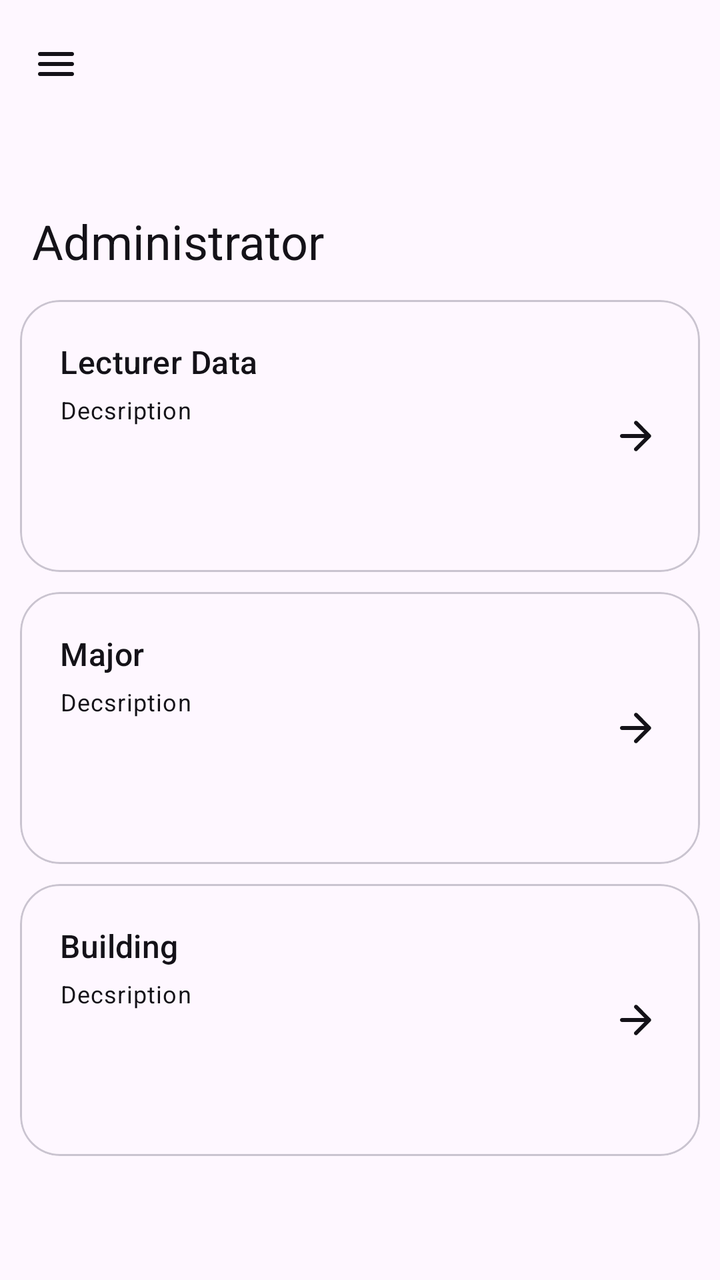
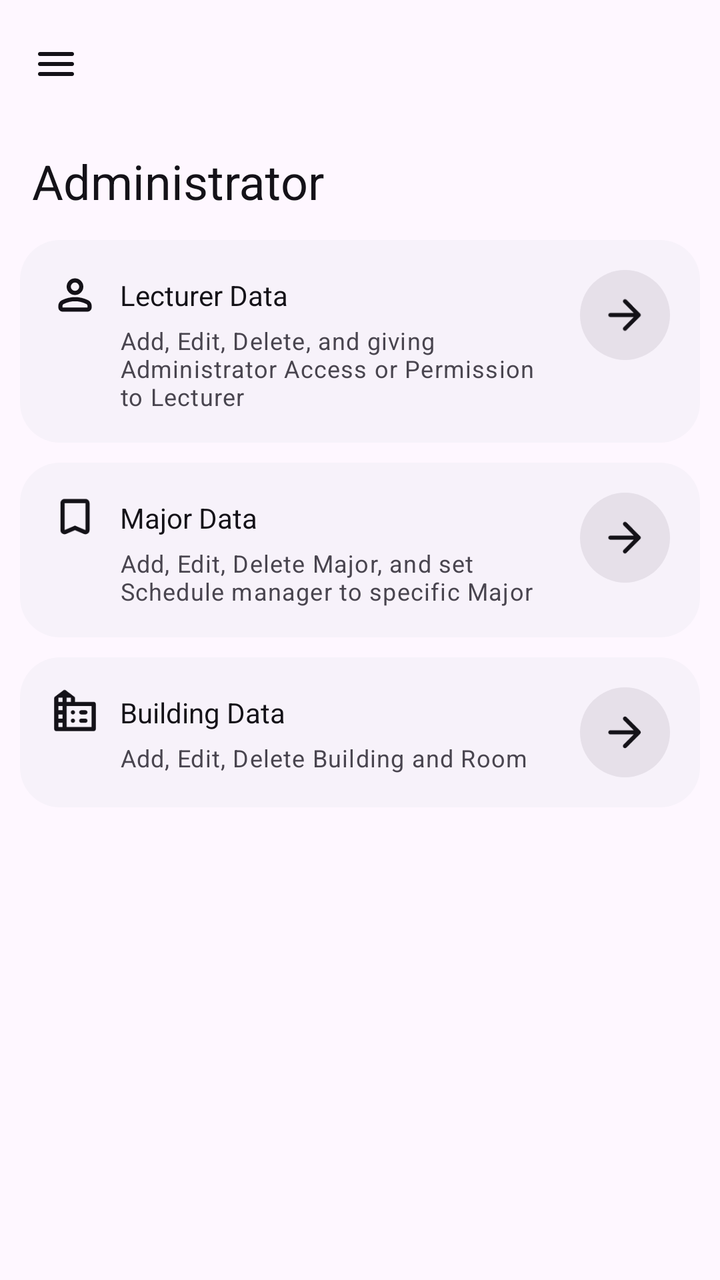

The first picture is an Android layout as it rendered before a commit; the second is the same layout after the commit. The layout source and the unified diff follow.
<!-- AndroidManifest.xml: application theme Theme.Scheduler -->
<!-- res/layout/fragment_administrator.xml -->
<?xml version="1.0" encoding="utf-8"?>
<androidx.coordinatorlayout.widget.CoordinatorLayout xmlns:android="http://schemas.android.com/apk/res/android"
    xmlns:app="http://schemas.android.com/apk/res-auto"
    xmlns:tools="http://schemas.android.com/tools"
    android:id="@+id/coordinatorLayout"
    android:layout_width="match_parent"
    android:layout_height="match_parent"
    android:transitionGroup="true">

    <com.google.android.material.appbar.AppBarLayout
        android:layout_width="match_parent"
        android:layout_height="wrap_content"
        android:theme="@style/ThemeOverlay.AppCompat.Dark.ActionBar">

        <com.google.android.material.appbar.CollapsingToolbarLayout
            android:id="@+id/clToolBar"
            android:background="?attr/colorSurface"
            android:layout_width="match_parent"
            android:layout_height="150dp"
            app:layout_scrollFlags="scroll|exitUntilCollapsed"
            app:title="Administrator"
            app:titleCollapseMode="scale"
            app:expandedTitleMarginBottom="20dp">

            <com.google.android.material.appbar.MaterialToolbar
                android:id="@+id/toolBar"
                android:background="?attr/colorSurface"
                android:layout_width="match_parent"
                android:layout_height="?attr/actionBarSize"
                app:layout_collapseMode="pin"
                app:navigationIcon="@drawable/menu">

            </com.google.android.material.appbar.MaterialToolbar>

        </com.google.android.material.appbar.CollapsingToolbarLayout>

    </com.google.android.material.appbar.AppBarLayout>

    
    <androidx.core.widget.NestedScrollView
        android:id="@+id/nestedScrollView"
        android:layout_width="match_parent"
        android:layout_height="wrap_content"
        app:layout_behavior="@string/appbar_scrolling_view_behavior">

        <LinearLayout
            android:orientation="vertical"
            android:layout_width="match_parent"
            android:layout_height="match_parent">

            <LinearLayout
                android:layout_width="match_parent"
                android:layout_height="wrap_content"
                android:paddingStart="10dp"
                android:paddingEnd="10dp"
                android:orientation="vertical">

                <com.google.android.material.card.MaterialCardView
                    android:id="@+id/btnLecturer"
                    android:layout_width="match_parent"
                    android:layout_height="wrap_content"
                    android:clickable="true"
                    android:focusable="true"
                    app:cardCornerRadius="20dp">

                    <androidx.constraintlayout.widget.ConstraintLayout
                        android:layout_width="match_parent"
                        android:layout_height="wrap_content"
                        android:padding="20dp">

                        <TextView
                            android:id="@+id/tvLecturer"
                            android:layout_marginEnd="10dp"
                            android:layout_width="0dp"
                            android:layout_height="wrap_content"
                            android:text="Lecturer Data"
                            android:textAppearance="?attr/textAppearanceTitleMedium"
                            app:layout_constraintEnd_toStartOf="@+id/imageView2"
                            app:layout_constraintStart_toStartOf="parent"
                            app:layout_constraintTop_toTopOf="parent" />

                        <TextView
                            android:id="@+id/tvLecturerDescription"
                            android:layout_marginTop="5dp"
                            android:layout_width="0dp"
                            android:layout_height="wrap_content"
                            android:text="Decsription"
                            android:textAppearance="?attr/textAppearanceBodySmall"
                            app:layout_constraintEnd_toEndOf="@+id/tvLecturer"
                            app:layout_constraintStart_toStartOf="@+id/tvLecturer"
                            app:layout_constraintTop_toBottomOf="@+id/tvLecturer" />

                        <ImageView
                            android:id="@+id/imageView2"
                            android:layout_width="wrap_content"
                            android:layout_height="96dp"
                            android:src="@drawable/next"
                            app:layout_constraintBottom_toBottomOf="parent"
                            app:layout_constraintEnd_toEndOf="parent"
                            app:layout_constraintTop_toTopOf="parent" />

                    </androidx.constraintlayout.widget.ConstraintLayout>

                </com.google.android.material.card.MaterialCardView>

                <com.google.android.material.card.MaterialCardView
                    android:id="@+id/btnMajor"
                    android:layout_marginTop="10dp"
                    android:layout_width="match_parent"
                    android:layout_height="wrap_content"
                    android:clickable="true"
                    android:focusable="true"
                    app:cardCornerRadius="20dp">

                    <androidx.constraintlayout.widget.ConstraintLayout
                        android:layout_width="match_parent"
                        android:layout_height="wrap_content"
                        android:padding="20dp">

                        <TextView
                            android:id="@+id/tvMajor"
                            android:layout_marginEnd="10dp"
                            android:layout_width="0dp"
                            android:layout_height="wrap_content"
                            android:text="Major"
                            android:textAppearance="?attr/textAppearanceTitleMedium"
                            app:layout_constraintEnd_toStartOf="@+id/imageView3"
                            app:layout_constraintStart_toStartOf="parent"
                            app:layout_constraintTop_toTopOf="parent" />

                        <TextView
                            android:id="@+id/tvMajorDescription"
                            android:layout_marginTop="5dp"
                            android:layout_width="0dp"
                            android:layout_height="wrap_content"
                            android:text="Decsription"
                            android:textAppearance="?attr/textAppearanceBodySmall"
                            app:layout_constraintEnd_toEndOf="@+id/tvMajor"
                            app:layout_constraintStart_toStartOf="@+id/tvMajor"
                            app:layout_constraintTop_toBottomOf="@+id/tvMajor" />

                        <ImageView
                            android:id="@+id/imageView3"
                            android:layout_width="wrap_content"
                            android:layout_height="96dp"
                            android:src="@drawable/next"
                            app:layout_constraintBottom_toBottomOf="parent"
                            app:layout_constraintEnd_toEndOf="parent"
                            app:layout_constraintTop_toTopOf="parent" />

                    </androidx.constraintlayout.widget.ConstraintLayout>

                </com.google.android.material.card.MaterialCardView>

                <com.google.android.material.card.MaterialCardView
                    android:id="@+id/btnBuilding"
                    android:layout_marginTop="10dp"
                    android:layout_width="match_parent"
                    android:layout_height="wrap_content"
                    android:clickable="true"
                    android:focusable="true"
                    app:cardCornerRadius="20dp">

                    <androidx.constraintlayout.widget.ConstraintLayout
                        android:layout_width="match_parent"
                        android:layout_height="wrap_content"
                        android:padding="20dp">

                        <TextView
                            android:id="@+id/tvBuilding"
                            android:layout_marginEnd="10dp"
                            android:layout_width="0dp"
                            android:layout_height="wrap_content"
                            android:text="Building"
                            android:textAppearance="?attr/textAppearanceTitleMedium"
                            app:layout_constraintEnd_toStartOf="@+id/imageView4"
                            app:layout_constraintStart_toStartOf="parent"
                            app:layout_constraintTop_toTopOf="parent" />

                        <TextView
                            android:id="@+id/tvBuildingDescription"
                            android:layout_marginTop="5dp"
                            android:layout_width="0dp"
                            android:layout_height="wrap_content"
                            android:text="Decsription"
                            android:textAppearance="?attr/textAppearanceBodySmall"
                            app:layout_constraintEnd_toEndOf="@+id/tvBuilding"
                            app:layout_constraintStart_toStartOf="@+id/tvBuilding"
                            app:layout_constraintTop_toBottomOf="@+id/tvBuilding" />

                        <ImageView
                            android:id="@+id/imageView4"
                            android:layout_width="wrap_content"
                            android:layout_height="96dp"
                            android:src="@drawable/next"
                            app:layout_constraintBottom_toBottomOf="parent"
                            app:layout_constraintEnd_toEndOf="parent"
                            app:layout_constraintTop_toTopOf="parent" />

                    </androidx.constraintlayout.widget.ConstraintLayout>

                </com.google.android.material.card.MaterialCardView>

            </LinearLayout>

        </LinearLayout>

    </androidx.core.widget.NestedScrollView>

</androidx.coordinatorlayout.widget.CoordinatorLayout>
<!-- resources referenced by this layout -->
<resources>
  <!-- unchanged entries left out for length: 4 -->
</resources>

<!-- the commit's change to res/layout/fragment_administrator.xml (unified diff, before → after) -->
@@ -16,7 +16,7 @@
             android:id="@+id/clToolBar"
             android:background="?attr/colorSurface"
             android:layout_width="match_parent"
-            android:layout_height="150dp"
+            android:layout_height="120dp"
             app:layout_scrollFlags="scroll|exitUntilCollapsed"
             app:title="Administrator"
             app:titleCollapseMode="scale"
@@ -55,151 +55,175 @@
                 android:paddingEnd="10dp"
                 android:orientation="vertical">
 
-                <com.google.android.material.card.MaterialCardView
-                    android:id="@+id/btnLecturer"
+                <androidx.constraintlayout.widget.ConstraintLayout
+                    android:background="@drawable/bg_card"
                     android:layout_width="match_parent"
                     android:layout_height="wrap_content"
-                    android:clickable="true"
-                    android:focusable="true"
-                    app:cardCornerRadius="20dp">
-
-                    <androidx.constraintlayout.widget.ConstraintLayout
-                        android:layout_width="match_parent"
-                        android:layout_height="wrap_content"
-                        android:padding="20dp">
-
-                        <TextView
-                            android:id="@+id/tvLecturer"
-                            android:layout_marginEnd="10dp"
-                            android:layout_width="0dp"
-                            android:layout_height="wrap_content"
-                            android:text="Lecturer Data"
-                            android:textAppearance="?attr/textAppearanceTitleMedium"
-                            app:layout_constraintEnd_toStartOf="@+id/imageView2"
-                            app:layout_constraintStart_toStartOf="parent"
-                            app:layout_constraintTop_toTopOf="parent" />
-
-                        <TextView
-                            android:id="@+id/tvLecturerDescription"
-                            android:layout_marginTop="5dp"
-                            android:layout_width="0dp"
-                            android:layout_height="wrap_content"
-                            android:text="Decsription"
-                            android:textAppearance="?attr/textAppearanceBodySmall"
-                            app:layout_constraintEnd_toEndOf="@+id/tvLecturer"
-                            app:layout_constraintStart_toStartOf="@+id/tvLecturer"
-                            app:layout_constraintTop_toBottomOf="@+id/tvLecturer" />
+                    android:padding="15dp">
+
+                    <ImageView
+                        android:id="@+id/imageView5"
+                        android:layout_width="25dp"
+                        android:layout_height="25dp"
+                        android:src="@drawable/profile"
+                        app:layout_constraintStart_toStartOf="parent"
+                        app:layout_constraintTop_toTopOf="parent" />
+
+                    <TextView
+                        android:id="@+id/tvLecturer"
+                        android:layout_marginStart="10dp"
+                        android:layout_width="0dp"
+                        android:layout_height="wrap_content"
+                        android:layout_marginEnd="10dp"
+                        android:text="Lecturer Data"
+                        app:layout_constraintBottom_toBottomOf="@+id/imageView5"
+                        app:layout_constraintEnd_toStartOf="@+id/btnLecturer"
+                        app:layout_constraintStart_toEndOf="@+id/imageView5"
+                        app:layout_constraintTop_toTopOf="@+id/imageView5" />
+
+                    <TextView
+                        android:id="@+id/tvLecturerDescription"
+                        android:layout_marginTop="5dp"
+                        android:layout_width="0dp"
+                        android:layout_height="wrap_content"
+                        android:text="@string/lecturerDataDescription"
+                        android:textAppearance="?attr/textAppearanceBodySmall"
+                        android:textColor="?attr/colorOnSurfaceVariant"
+                        app:layout_constraintEnd_toEndOf="@+id/tvLecturer"
+                        app:layout_constraintStart_toStartOf="@+id/tvLecturer"
+                        app:layout_constraintTop_toBottomOf="@+id/tvLecturer" />
+
+                    <LinearLayout
+                        android:id="@+id/btnLecturer"
+                        android:layout_width="wrap_content"
+                        android:layout_height="wrap_content"
+                        android:background="@drawable/bg_button"
+                        app:layout_constraintEnd_toEndOf="parent"
+                        app:layout_constraintTop_toTopOf="parent">
 
                         <ImageView
-                            android:id="@+id/imageView2"
-                            android:layout_width="wrap_content"
-                            android:layout_height="96dp"
-                            android:src="@drawable/next"
-                            app:layout_constraintBottom_toBottomOf="parent"
-                            app:layout_constraintEnd_toEndOf="parent"
-                            app:layout_constraintTop_toTopOf="parent" />
-
-                    </androidx.constraintlayout.widget.ConstraintLayout>
-
-                </com.google.android.material.card.MaterialCardView>
-
-                <com.google.android.material.card.MaterialCardView
-                    android:id="@+id/btnMajor"
+                            android:layout_width="25dp"
+                            android:layout_height="25dp"
+                            android:layout_margin="10dp"
+                            android:src="@drawable/next" />
+
+                    </LinearLayout>
+
+                </androidx.constraintlayout.widget.ConstraintLayout>
+
+                <androidx.constraintlayout.widget.ConstraintLayout
                     android:layout_marginTop="10dp"
+                    android:background="@drawable/bg_card"
                     android:layout_width="match_parent"
                     android:layout_height="wrap_content"
-                    android:clickable="true"
-                    android:focusable="true"
-                    app:cardCornerRadius="20dp">
-
-                    <androidx.constraintlayout.widget.ConstraintLayout
-                        android:layout_width="match_parent"
-                        android:layout_height="wrap_content"
-                        android:padding="20dp">
-
-                        <TextView
-                            android:id="@+id/tvMajor"
-                            android:layout_marginEnd="10dp"
-                            android:layout_width="0dp"
-                            android:layout_height="wrap_content"
-                            android:text="Major"
-                            android:textAppearance="?attr/textAppearanceTitleMedium"
-                            app:layout_constraintEnd_toStartOf="@+id/imageView3"
-                            app:layout_constraintStart_toStartOf="parent"
-                            app:layout_constraintTop_toTopOf="parent" />
-
-                        <TextView
-                            android:id="@+id/tvMajorDescription"
-                            android:layout_marginTop="5dp"
-                            android:layout_width="0dp"
-                            android:layout_height="wrap_content"
-                            android:text="Decsription"
-                            android:textAppearance="?attr/textAppearanceBodySmall"
-                            app:layout_constraintEnd_toEndOf="@+id/tvMajor"
-                            app:layout_constraintStart_toStartOf="@+id/tvMajor"
-                            app:layout_constraintTop_toBottomOf="@+id/tvMajor" />
+                    android:padding="15dp">
+
+                    <ImageView
+                        android:id="@+id/imageView6"
+                        android:layout_width="25dp"
+                        android:layout_height="25dp"
+                        android:src="@drawable/major"
+                        app:layout_constraintStart_toStartOf="parent"
+                        app:layout_constraintTop_toTopOf="parent" />
+
+                    <TextView
+                        android:id="@+id/tvMajor"
+                        android:layout_marginStart="10dp"
+                        android:layout_width="0dp"
+                        android:layout_height="wrap_content"
+                        android:layout_marginEnd="10dp"
+                        android:text="Major Data"
+                        app:layout_constraintBottom_toBottomOf="@+id/imageView6"
+                        app:layout_constraintEnd_toStartOf="@+id/btnMajor"
+                        app:layout_constraintStart_toEndOf="@+id/imageView6"
+                        app:layout_constraintTop_toTopOf="@+id/imageView6" />
+
+                    <TextView
+                        android:id="@+id/tvMajorDescription"
+                        android:layout_marginTop="5dp"
+                        android:layout_width="0dp"
+                        android:layout_height="wrap_content"
+                        android:text="@string/majorDataDescription"
+                        android:textAppearance="?attr/textAppearanceBodySmall"
+                        android:textColor="?attr/colorOnSurfaceVariant"
+                        app:layout_constraintEnd_toEndOf="@+id/tvMajor"
+                        app:layout_constraintStart_toStartOf="@+id/tvMajor"
+                        app:layout_constraintTop_toBottomOf="@+id/tvMajor" />
+
+                    <LinearLayout
+                        android:id="@+id/btnMajor"
+                        android:layout_width="wrap_content"
+                        android:layout_height="wrap_content"
+                        android:background="@drawable/bg_button"
+                        app:layout_constraintEnd_toEndOf="parent"
+                        app:layout_constraintTop_toTopOf="parent">
 
                         <ImageView
-                            android:id="@+id/imageView3"
-                            android:layout_width="wrap_content"
-                            android:layout_height="96dp"
-                            android:src="@drawable/next"
-                            app:layout_constraintBottom_toBottomOf="parent"
-                            app:layout_constraintEnd_toEndOf="parent"
-                            app:layout_constraintTop_toTopOf="parent" />
-
-                    </androidx.constraintlayout.widget.ConstraintLayout>
-
-                </com.google.android.material.card.MaterialCardView>
-
-                <com.google.android.material.card.MaterialCardView
-                    android:id="@+id/btnBuilding"
+                            android:layout_width="25dp"
+                            android:layout_height="25dp"
+                            android:layout_margin="10dp"
+                            android:src="@drawable/next" />
+
+                    </LinearLayout>
+
+                </androidx.constraintlayout.widget.ConstraintLayout>
+
+                <androidx.constraintlayout.widget.ConstraintLayout
                     android:layout_marginTop="10dp"
+                    android:background="@drawable/bg_card"
                     android:layout_width="match_parent"
                     android:layout_height="wrap_content"
-                    android:clickable="true"
-                    android:focusable="true"
-                    app:cardCornerRadius="20dp">
-
-                    <androidx.constraintlayout.widget.ConstraintLayout
-                        android:layout_width="match_parent"
-                        android:layout_height="wrap_content"
-                        android:padding="20dp">
-
-                        <TextView
-                            android:id="@+id/tvBuilding"
-                            android:layout_marginEnd="10dp"
-                            android:layout_width="0dp"
-                            android:layout_height="wrap_content"
-                            android:text="Building"
-                            android:textAppearance="?attr/textAppearanceTitleMedium"
-                            app:layout_constraintEnd_toStartOf="@+id/imageView4"
-                            app:layout_constraintStart_toStartOf="parent"
-                            app:layout_constraintTop_toTopOf="parent" />
-
-                        <TextView
-                            android:id="@+id/tvBuildingDescription"
-                            android:layout_marginTop="5dp"
-                            android:layout_width="0dp"
-                            android:layout_height="wrap_content"
-                            android:text="Decsription"
-                            android:textAppearance="?attr/textAppearanceBodySmall"
-                            app:layout_constraintEnd_toEndOf="@+id/tvBuilding"
-                            app:layout_constraintStart_toStartOf="@+id/tvBuilding"
-                            app:layout_constraintTop_toBottomOf="@+id/tvBuilding" />
+                    android:padding="15dp">
+
+                    <ImageView
+                        android:id="@+id/imageView7"
+                        android:layout_width="25dp"
+                        android:layout_height="25dp"
+                        android:src="@drawable/building"
+                        app:layout_constraintStart_toStartOf="parent"
+                        app:layout_constraintTop_toTopOf="parent" />
+
+                    <TextView
+                        android:id="@+id/tvBuilding"
+                        android:layout_marginStart="10dp"
+                        android:layout_width="0dp"
+                        android:layout_height="wrap_content"
+                        android:layout_marginEnd="10dp"
+                        android:text="Building Data"
+                        app:layout_constraintBottom_toBottomOf="@+id/imageView7"
+                        app:layout_constraintEnd_toStartOf="@+id/btnBuilding"
+                        app:layout_constraintStart_toEndOf="@+id/imageView7"
+                        app:layout_constraintTop_toTopOf="@+id/imageView7" />
+
+                    <TextView
+                        android:id="@+id/tvBuildingDescription"
+                        android:layout_marginTop="5dp"
+                        android:layout_width="0dp"
+                        android:layout_height="wrap_content"
+                        android:text="@string/buildingDataDescription"
+                        android:textAppearance="?attr/textAppearanceBodySmall"
+                        android:textColor="?attr/colorOnSurfaceVariant"
+                        app:layout_constraintEnd_toEndOf="@+id/tvBuilding"
+                        app:layout_constraintStart_toStartOf="@+id/tvBuilding"
+                        app:layout_constraintTop_toBottomOf="@+id/tvBuilding" />
+
+                    <LinearLayout
+                        android:id="@+id/btnBuilding"
+                        android:layout_width="wrap_content"
+                        android:layout_height="wrap_content"
+                        android:background="@drawable/bg_button"
+                        app:layout_constraintEnd_toEndOf="parent"
+                        app:layout_constraintTop_toTopOf="parent">
 
                         <ImageView
-                            android:id="@+id/imageView4"
-                            android:layout_width="wrap_content"
-                            android:layout_height="96dp"
-                            android:src="@drawable/next"
-                            app:layout_constraintBottom_toBottomOf="parent"
-                            app:layout_constraintEnd_toEndOf="parent"
-                            app:layout_constraintTop_toTopOf="parent" />
-
-                    </androidx.constraintlayout.widget.ConstraintLayout>
-
-                </com.google.android.material.card.MaterialCardView>
+                            android:layout_width="25dp"
+                            android:layout_height="25dp"
+                            android:layout_margin="10dp"
+                            android:src="@drawable/next" />
+
+                    </LinearLayout>
+
+                </androidx.constraintlayout.widget.ConstraintLayout>
 
             </LinearLayout>
 
<!-- resource entries referenced after the edit -->
@@ -1,5 +1,52 @@
 <!-- resources referenced by this layout -->
 <resources>
+  <!-- drawable bg_button (drawable) -->
+  <ripple xmlns:android="http://schemas.android.com/apk/res/android"
+      android:color="?attr/colorControlHighlight">
+      <item>
+          <shape android:shape="rectangle">
+              <corners android:radius="50dp" />
+              <solid android:color="?attr/colorSurfaceContainerHighest" />
+          </shape>
+      </item>
+  </ripple>
+  <!-- drawable bg_card (drawable) -->
+  <ripple xmlns:android="http://schemas.android.com/apk/res/android"
+      android:color="?attr/colorControlHighlight">
+      <item>
+          <shape android:shape="rectangle">
+              <corners android:radius="20dp" />
+              <solid android:color="?attr/colorSurfaceContainerLow" />
+          </shape>
+      </item>
+  </ripple>
+  <!-- drawable building (drawable) -->
+  <vector xmlns:android="http://schemas.android.com/apk/res/android" android:height="24dp" android:tint="?attr/colorOnSurface" android:viewportHeight="960" android:viewportWidth="960" android:width="24dp">
+        
+      <path android:fillColor="@android:color/white" android:pathData="M80,800L80,210Q80,200 84,192Q88,184 96,178L256,58Q267,50 280,50Q293,50 304,58L464,178Q472,184 476,192Q480,200 480,210L480,280L840,280Q857,280 868.5,291.5Q880,303 880,320L880,800Q880,817 868.5,828.5Q857,840 840,840L120,840Q103,840 91.5,828.5Q80,817 80,800ZM160,760L240,760L240,680L160,680L160,760ZM160,600L240,600L240,520L160,520L160,600ZM160,440L240,440L240,360L160,360L160,440ZM160,280L240,280L240,200L160,200L160,280ZM320,280L400,280L400,200L320,200L320,280ZM320,760L800,760L800,360L320,360L320,760ZM600,440L680,440Q697,440 708.5,451.5Q720,463 720,480Q720,497 708.5,508.5Q697,520 680,520L600,520Q583,520 571.5,508.5Q560,497 560,480Q560,463 571.5,451.5Q583,440 600,440ZM600,600L680,600Q697,600 708.5,611.5Q720,623 720,640Q720,657 708.5,668.5Q697,680 680,680L600,680Q583,680 571.5,668.5Q560,657 560,640Q560,623 571.5,611.5Q583,600 600,600ZM480,480Q480,497 468.5,508.5Q457,520 440,520Q423,520 411.5,508.5Q400,497 400,480Q400,463 411.5,451.5Q423,440 440,440Q457,440 468.5,451.5Q480,463 480,480ZM440,680Q423,680 411.5,668.5Q400,657 400,640Q400,623 411.5,611.5Q423,600 440,600Q457,600 468.5,611.5Q480,623 480,640Q480,657 468.5,668.5Q457,680 440,680Z"/>
+      
+  </vector>
+  <!-- drawable major (drawable) -->
+  <vector xmlns:android="http://schemas.android.com/apk/res/android" android:height="24dp" android:tint="?attr/colorOnSurface" android:viewportHeight="960" android:viewportWidth="960" android:width="24dp">
+        
+      <path android:fillColor="@android:color/white" android:pathData="M480,720L312,792Q272,809 236,785.5Q200,762 200,719L200,200Q200,167 223.5,143.5Q247,120 280,120L680,120Q713,120 736.5,143.5Q760,167 760,200L760,719Q760,762 724,785.5Q688,809 648,792L480,720ZM480,632L680,718Q680,718 680,718Q680,718 680,718L680,200Q680,200 680,200Q680,200 680,200L280,200Q280,200 280,200Q280,200 280,200L280,718Q280,718 280,718Q280,718 280,718L480,632ZM480,200L280,200Q280,200 280,200Q280,200 280,200L280,200Q280,200 280,200Q280,200 280,200L680,200Q680,200 680,200Q680,200 680,200L680,200Q680,200 680,200Q680,200 680,200L480,200Z"/>
+      
+  </vector>
+  <!-- drawable profile (drawable) -->
+  <vector xmlns:android="http://schemas.android.com/apk/res/android" android:height="24dp" android:tint="?attr/colorOnSurface" android:viewportHeight="960" android:viewportWidth="960" android:width="24dp">
+  
+      <path android:fillColor="@android:color/white" android:pathData="M480,480Q414,480 367,433Q320,386 320,320Q320,254 367,207Q414,160 480,160Q546,160 593,207Q640,254 640,320Q640,386 593,433Q546,480 480,480ZM160,720L160,688Q160,654 177.5,625.5Q195,597 224,582Q286,551 350,535.5Q414,520 480,520Q546,520 610,535.5Q674,551 736,582Q765,597 782.5,625.5Q800,654 800,688L800,720Q800,753 776.5,776.5Q753,800 720,800L240,800Q207,800 183.5,776.5Q160,753 160,720ZM240,720L720,720L720,688Q720,677 714.5,668Q709,659 700,654Q646,627 591,613.5Q536,600 480,600Q424,600 369,613.5Q314,627 260,654Q251,659 245.5,668Q240,677 240,688L240,720ZM480,400Q513,400 536.5,376.5Q560,353 560,320Q560,287 536.5,263.5Q513,240 480,240Q447,240 423.5,263.5Q400,287 400,320Q400,353 423.5,376.5Q447,400 480,400ZM480,320Q480,320 480,320Q480,320 480,320Q480,320 480,320Q480,320 480,320Q480,320 480,320Q480,320 480,320Q480,320 480,320Q480,320 480,320ZM480,720L480,720Q480,720 480,720Q480,720 480,720Q480,720 480,720Q480,720 480,720Q480,720 480,720Q480,720 480,720Q480,720 480,720Q480,720 480,720L480,720Z"/>
+      
+  </vector>
+  <string name="buildingDataDescription">
+          Add, Edit, Delete Building and Room
+      </string>
+  <string name="lecturerDataDescription">
+          Add, Edit, Delete, and giving Administrator Access or Permission to Lecturer
+      </string>
+  <string name="majorDataDescription">
+          Add, Edit, Delete Major, and set Schedule manager to specific Major
+      </string>
   <!-- unchanged entries left out for length: 4 -->
 </resources>
 
